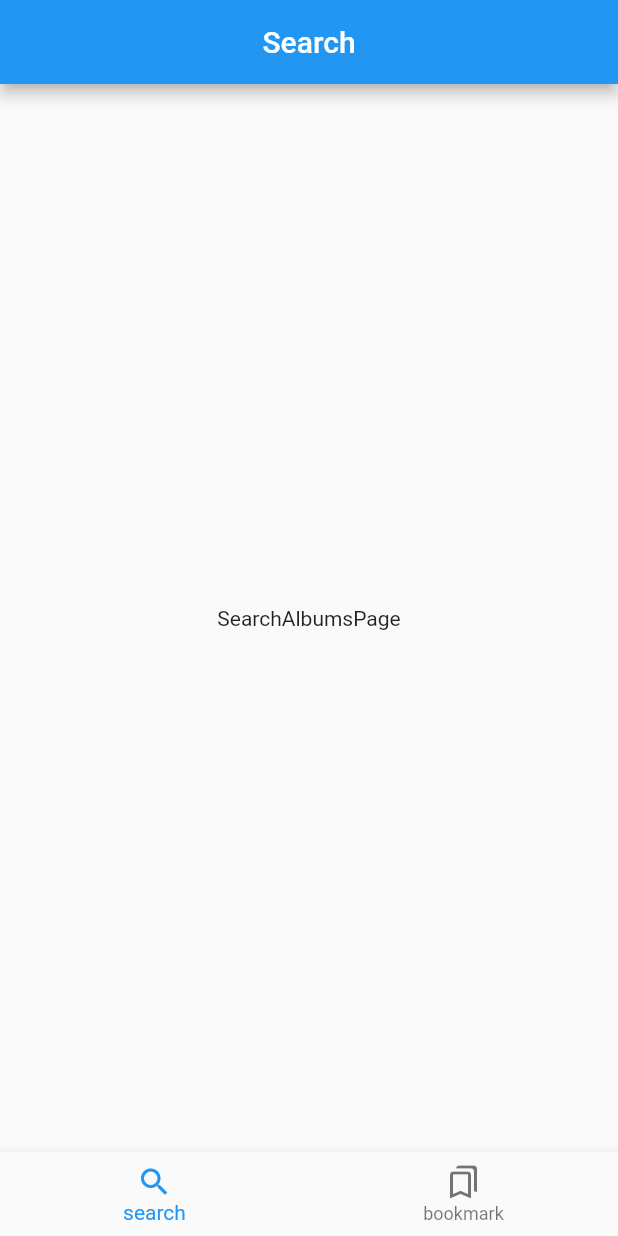
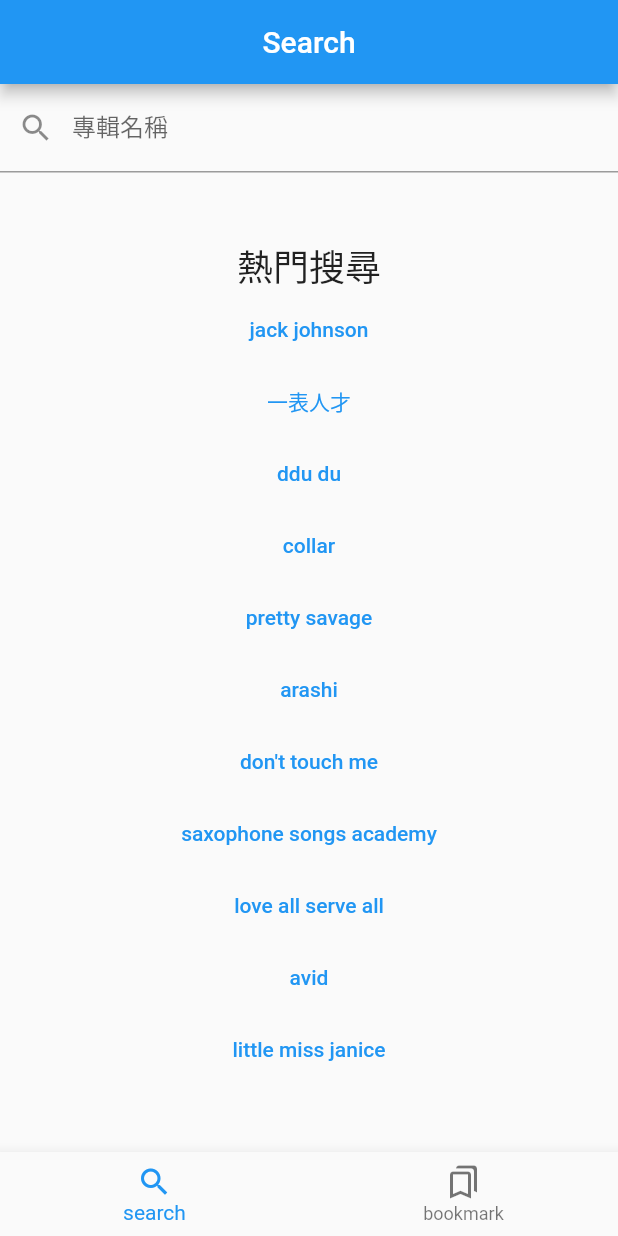
Before and after one commit to WingCH/getx_demo, a Flutter app: the screen it shows after launch, on a phone screen of 412 x 824 dp. Run offline on Flutter 3.47's test engine with Material 2 defaults, Android fonts, the light colour scheme and no system bars; our stand-ins replace cached_network_image, dio, freezed_annotation, get.

Commit message:
import cached_network_image and init search page

```diff
--- /dev/null
+++ b/lib/features/search_albums/models/search_albums_page_status.dart
@@ -0,0 +1 @@
+enum SearchAlbumsPageStatus { initial, loading, success, failure }
--- a/lib/features/search_albums/state.dart
+++ b/lib/features/search_albums/state.dart
@@ -1,5 +1,13 @@
+import 'package:get/get.dart';
+
+import '../../repositories/itunes_repository/models/itunes_search_response.dart';
+import 'models/search_albums_page_status.dart';
+
 class SearchAlbumsState {
-  SearchAlbumsState() {
-    ///Initialize variables
-  }
+  final Rx<SearchAlbumsPageStatus> pageStatus =
+      Rx<SearchAlbumsPageStatus>(SearchAlbumsPageStatus.initial);
+  final Rx<String?> errorMessage = Rx<String?>(null);
+
+  final Rx<String> searchKey = Rx<String>('');
+  final Rx<List<ItunesAlbum>> itunesAlbums = Rx<List<ItunesAlbum>>([]);
 }
--- a/lib/features/search_albums/view.dart
+++ b/lib/features/search_albums/view.dart
@@ -1,9 +1,13 @@
+import 'package:flutter/cupertino.dart';
 import 'package:flutter/material.dart';
 import 'package:get/get.dart';
 
+import '../../common_widgets/albums_list_widget.dart';
 import '../../repositories/itunes_repository/itunes_repository.dart';
 import 'logic.dart';
+import 'models/search_albums_page_status.dart';
 import 'state.dart';
+import 'widgets/search_albums_popular_searches_widget.dart';
 
 class SearchAlbumsPage extends StatelessWidget {
   final SearchAlbumsLogic logic;
@@ -23,8 +27,46 @@ class SearchAlbumsPage extends StatelessWidget {
         centerTitle: true,
         title: const Text('Search'),
       ),
-      body: const Center(
-        child: Text('SearchAlbumsPage'),
+      body: Column(
+        children: [
+          TextField(
+            controller: logic.textEditingController,
+            decoration: const InputDecoration(
+              labelText: '專輯名稱',
+              prefixIcon: Icon(Icons.search),
+            ),
+            onChanged: (String input) {
+              logic.onSearch(searchKey: input);
+            },
+          ),
+          Expanded(
+            child: Obx(() {
+              SearchAlbumsPageStatus pageStatus = state.pageStatus.value;
+              switch (pageStatus) {
+                case SearchAlbumsPageStatus.initial:
+                  return SearchAlbumsPopularSearchesWidget(
+                    onSearch: (newSearchKey) {
+                      logic.onSelectPopularKey(searchKey: newSearchKey);
+                    },
+                  );
+                case SearchAlbumsPageStatus.loading:
+                  return const Center(
+                    child: CircularProgressIndicator(),
+                  );
+                case SearchAlbumsPageStatus.success:
+                  return AlbumsListWidget(
+                    albums: state.itunesAlbums.value,
+                    bookmarkedAlbums: [],
+                    onBookmarked: (albums) {},
+                  );
+                case SearchAlbumsPageStatus.failure:
+                  return Center(
+                    child: Text('failure'),
+                  );
+              }
+            }),
+          )
+        ],
       ),
     );
   }
--- /dev/null
+++ b/lib/features/search_albums/widgets/search_albums_popular_searches_widget.dart
@@ -0,0 +1,48 @@
+import 'package:flutter/material.dart';
+
+class SearchAlbumsPopularSearchesWidget extends StatelessWidget {
+  SearchAlbumsPopularSearchesWidget({
+    Key? key,
+    required this.onSearch,
+  }) : super(key: key);
+
+  final Function(String) onSearch;
+
+  final List<String> popularKeys = [
+    'jack johnson',
+    '一表人才',
+    'ddu du',
+    'collar',
+    'pretty savage',
+    'arashi',
+    'don\'t touch me',
+    'saxophone songs academy',
+    'love all serve all',
+    'avid',
+    'little miss janice'
+  ];
+
+  @override
+  Widget build(BuildContext context) {
+    return Center(
+      child: SingleChildScrollView(
+        child: Column(
+          mainAxisSize: MainAxisSize.min,
+          children: [
+            Text(
+              '熱門搜尋',
+              style: Theme.of(context).textTheme.headline5,
+            ),
+            ...popularKeys.map((popularKey) {
+              return TextButton(
+                  onPressed: () {
+                    onSearch(popularKey);
+                  },
+                  child: Text(popularKey));
+            }).toList()
+          ],
+        ),
+      ),
+    );
+  }
+}
--- a/pubspec.yaml
+++ b/pubspec.yaml
@@ -43,7 +43,8 @@ dependencies:
   json_annotation: ^4.4.0
   # A powerful Http client for Dart.
   dio: ^4.0.4
-
+  # A flutter library to show images from the internet and keep them in the cache directory.
+  cached_network_image: ^3.2.0
 
 dev_dependencies:
   flutter_test:
```
Also changed, not shown: lib/common_widgets/albums_list_widget.dart (added, +65 -0 lines), lib/features/search_albums/logic.dart (+40 -2 lines), lib/repositories/itunes_repository/itunes_repository_exception.dart (+20 -1 lines), lib/repositories/itunes_repository/real_itunes_repository.dart (+6 -1 lines), pubspec.lock, 8 other files.
